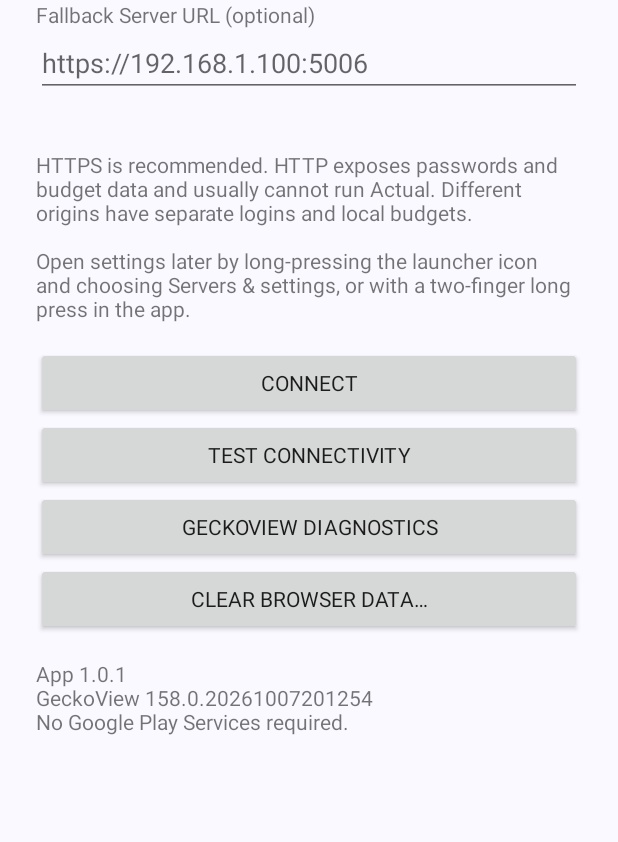
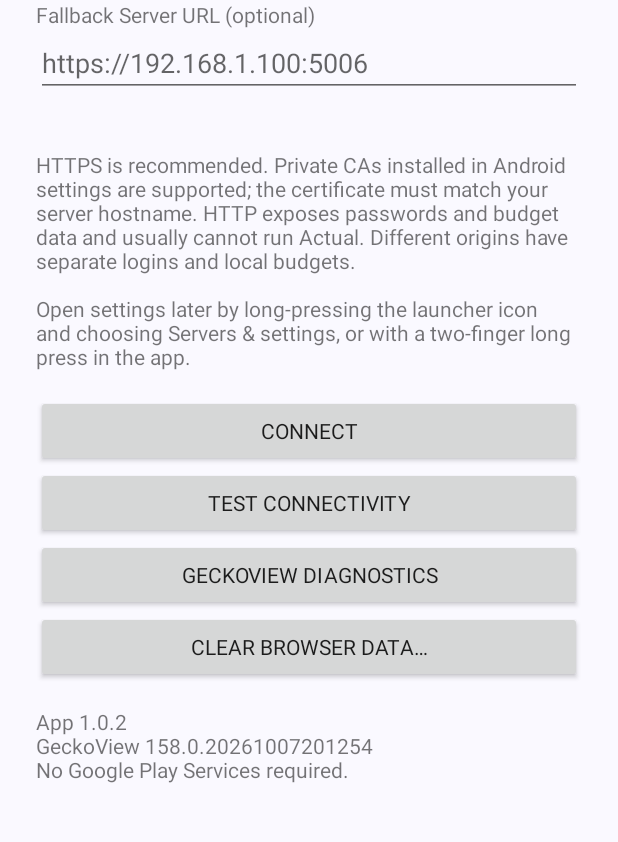
Before and after one commit to AldogPlays/Actual-Android, an Android app: the screen it shows after launch (MainActivity), on a phone screen of 412 x 824 dp, the part 307-1149 px from its top. Run offline under Robolectric (Android 15) with nearby library versions, the phone set to English and light mode, and no system bars; libraries missing offline, so code that uses them is left out: org.mozilla.geckoview; 6 statements that could not run were skipped.

Commit message:
Support installed private CAs and release Actual 1.0.2

```diff
--- a/app/build.gradle.kts
+++ b/app/build.gradle.kts
@@ -2,7 +2,7 @@ plugins { id("com.android.application") }
 android {
     namespace = "app.actualbudget.wrapper"
     compileSdk { version = release(37) { minorApiLevel = 2 } }
-    defaultConfig { applicationId = "app.actualbudget.wrapper"; minSdk = 29; targetSdk = 35; versionCode = 3; versionName = "1.0.1"
+    defaultConfig { applicationId = "app.actualbudget.wrapper"; minSdk = 29; targetSdk = 35; versionCode = 4; versionName = "1.0.2"
         ndk { abiFilters += (project.findProperty("actualAbis") as? String ?: "arm64-v8a").split(",") }
     }
     buildFeatures { buildConfig = true }
--- a/app/src/main/java/app/actualbudget/wrapper/BudgetApplication.kt
+++ b/app/src/main/java/app/actualbudget/wrapper/BudgetApplication.kt
@@ -18,6 +18,9 @@ class BudgetApplication : Application() {
         assets.open("gecko.yaml").use { input -> config.outputStream().use { input.copyTo(it) } }
         GeckoRuntime.create(this, GeckoRuntimeSettings.Builder()
             .configFilePath(config.absolutePath).javaScriptEnabled(true)
+            // Gecko has its own root store; Android's network security XML covers native probes.
+            // Import installed Android CAs without granting certificate or hostname exceptions.
+            .enterpriseRootsEnabled(true)
             .remoteDebuggingEnabled(false).aboutConfigEnabled(false)
             .extensionsWebAPIEnabled(false).consoleOutput(false).build()).also { it.notifyTelemetryPrefChanged(false) }
     }
--- a/app/src/main/java/app/actualbudget/wrapper/MainActivity.kt
+++ b/app/src/main/java/app/actualbudget/wrapper/MainActivity.kt
@@ -98,7 +98,7 @@ class MainActivity : Activity() {
         val primary = input("Preferred Server URL", "https://actual.example.com:5006", servers.getOrNull(0)?.url.orEmpty())
         val fallback = input("Fallback Server URL (optional)", "https://192.168.1.100:5006", servers.getOrNull(1)?.url.orEmpty())
         val error = TextView(this).apply { setTextColor(Color.rgb(160,35,35)); p.addView(this) }
-        p.addView(TextView(this).apply { text = "HTTPS is recommended. HTTP exposes passwords and budget data and usually cannot run Actual. Different origins have separate logins and local budgets.\n\nOpen settings later by long-pressing the launcher icon and choosing Servers & settings, or with a two-finger long press in the app."; setPadding(0,dp(16),0,dp(16)) })
+        p.addView(TextView(this).apply { text = "HTTPS is recommended. Private CAs installed in Android settings are supported; the certificate must match your server hostname. HTTP exposes passwords and budget data and usually cannot run Actual. Different origins have separate logins and local budgets.\n\nOpen settings later by long-pressing the launcher icon and choosing Servers & settings, or with a two-finger long press in the app."; setPadding(0,dp(16),0,dp(16)) })
         fun values(): List<Server>? = try {
             listOf(Server.parse(primary.text.toString())) + fallback.text.toString().takeIf { it.isNotBlank() }?.let { listOf(Server.parse(it)) }.orEmpty()
         } catch (e: Exception) { error.text = e.message; null }
```
Also changed, not shown: app/src/main/res/xml/network_security_config.xml (+10 -1 lines), 7 other files.
